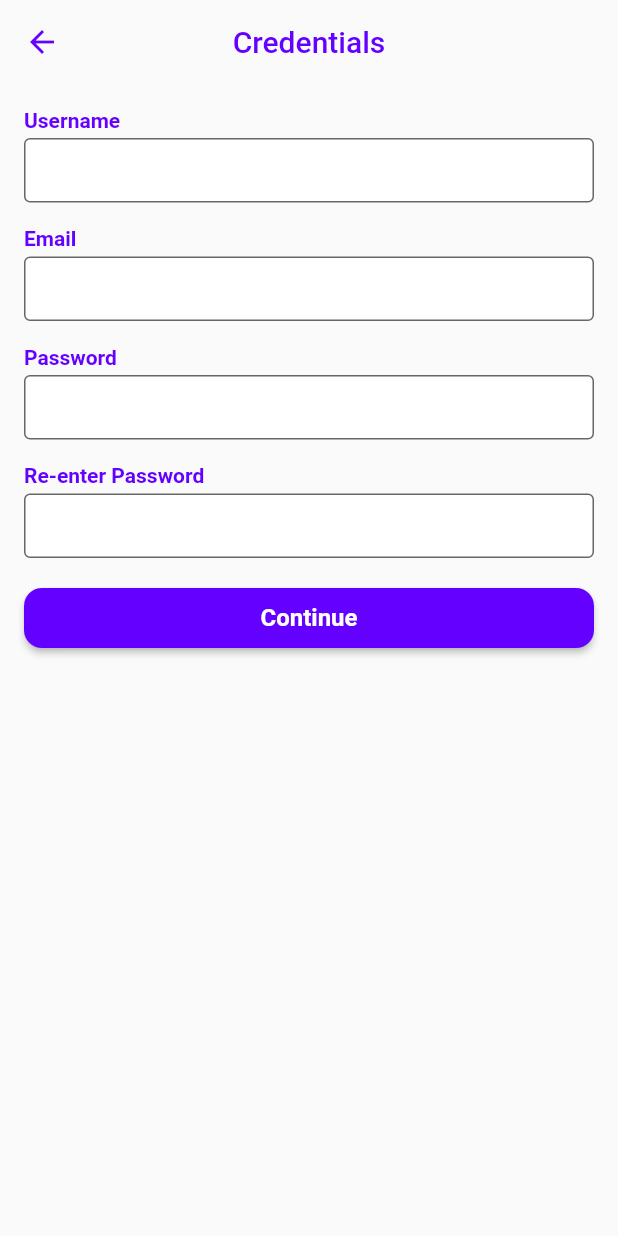
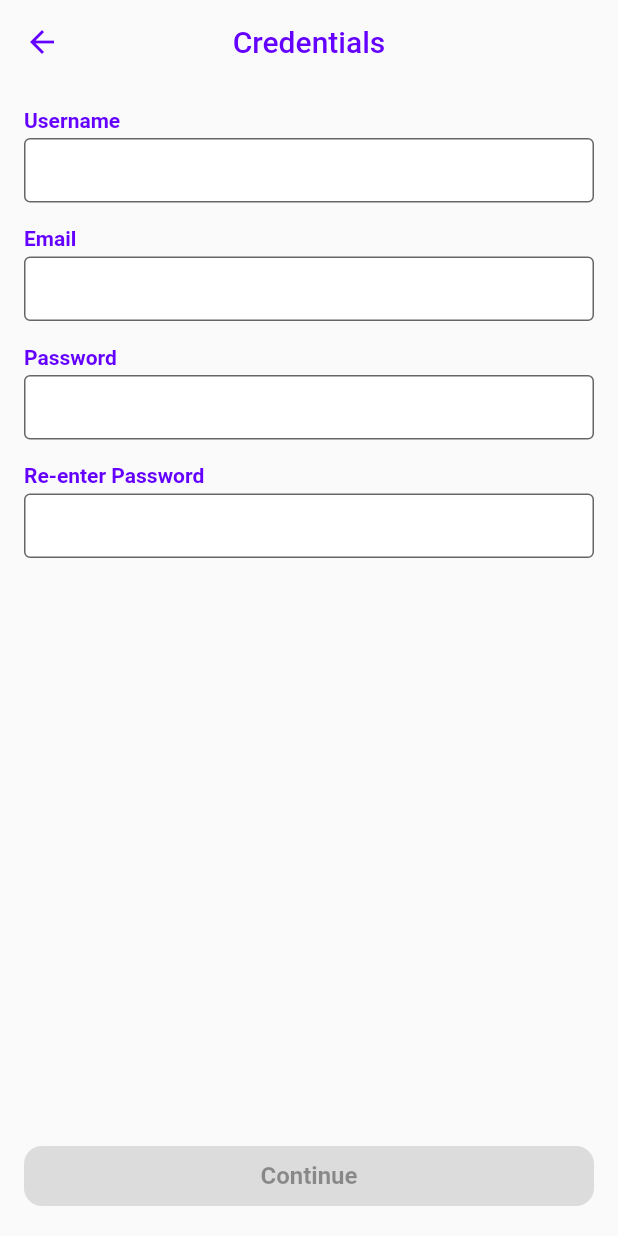
Before and after one commit to jp-ong/flutter-sandbox, a Flutter app: the CredentialsFormView screen opened by its route, on a phone screen of 412 x 824 dp. Run offline on Flutter 3.47's test engine with Material 2 defaults, Android fonts, the phone set to English and light mode, and no system bars; our stand-ins replace get, local_auth; missing offline and left inert: local_auth_android, local_auth_ios.

Commit message:
Update view layout and add more validations

```diff
--- a/lib/app/modules/credentials_form/views/credentials_form_view.dart
+++ b/lib/app/modules/credentials_form/views/credentials_form_view.dart
@@ -18,8 +18,13 @@ class CredentialsFormView extends GetView<CredentialsFormController> {
           centerTitle: true,
         ),
         body: Form(
+          onChanged: () => controller.onFormChange(),
           key: controller.credentialInfoKey,
           autovalidateMode: AutovalidateMode.onUserInteraction,
+          child: Column(
+            mainAxisAlignment: MainAxisAlignment.spaceBetween,
+            children: [
+              Expanded(
                 child: ListView(
                   padding: const EdgeInsets.all(16),
                   children: [
@@ -31,11 +36,26 @@ class CredentialsFormView extends GetView<CredentialsFormController> {
                     passwordChecklist(),
                     formGap(),
                     passwordConfirmField(),
-              formGap(),
-              ElevatedButton(
-                onPressed: () => controller.submitForm(),
+                  ],
+                ),
+              ),
+              Padding(
+                padding: const EdgeInsets.all(16),
+                child: Row(
+                  children: [
+                    Expanded(
+                      child: Obx(
+                        () => ElevatedButton(
+                          onPressed: controller.isFormClean.isTrue
+                              ? () => controller.submitForm()
+                              : null,
                           child: const Text('Continue'),
                         ),
+                      ),
+                    ),
+                  ],
+                ),
+              )
             ],
           ),
         ),
@@ -57,9 +77,9 @@ class CredentialsFormView extends GetView<CredentialsFormController> {
             LengthLimitingTextInputFormatter(18),
           ],
           validator: (value) {
-            return value!.isEmpty || value.length < 4
-                ? 'Username must be 4 to 18 characters'
-                : null;
+            bool isInvalid = value!.isEmpty || value.length < 4;
+            controller.validateUsername(!isInvalid);
+            return isInvalid ? 'Username must be 4 to 18 characters' : null;
           },
         ),
       ],
@@ -76,8 +96,11 @@ class CredentialsFormView extends GetView<CredentialsFormController> {
           controller: controller.emailController,
           keyboardType: TextInputType.emailAddress,
           decoration: const InputDecoration(),
-          validator: (value) =>
-              value!.isEmpty || !value.isEmail ? 'Email must be valid' : null,
+          validator: (value) {
+            bool isInvalid = value!.isEmpty || value.length < 4;
+            controller.validateEmail(!isInvalid);
+            return isInvalid ? 'Email must be valid' : null;
+          },
         ),
       ],
     );
```
Also changed, not shown: lib/app/modules/credentials_form/controllers/credentials_form_controller.dart (+24 -5 lines). Lines whose indentation alone changed are shown as unchanged.
